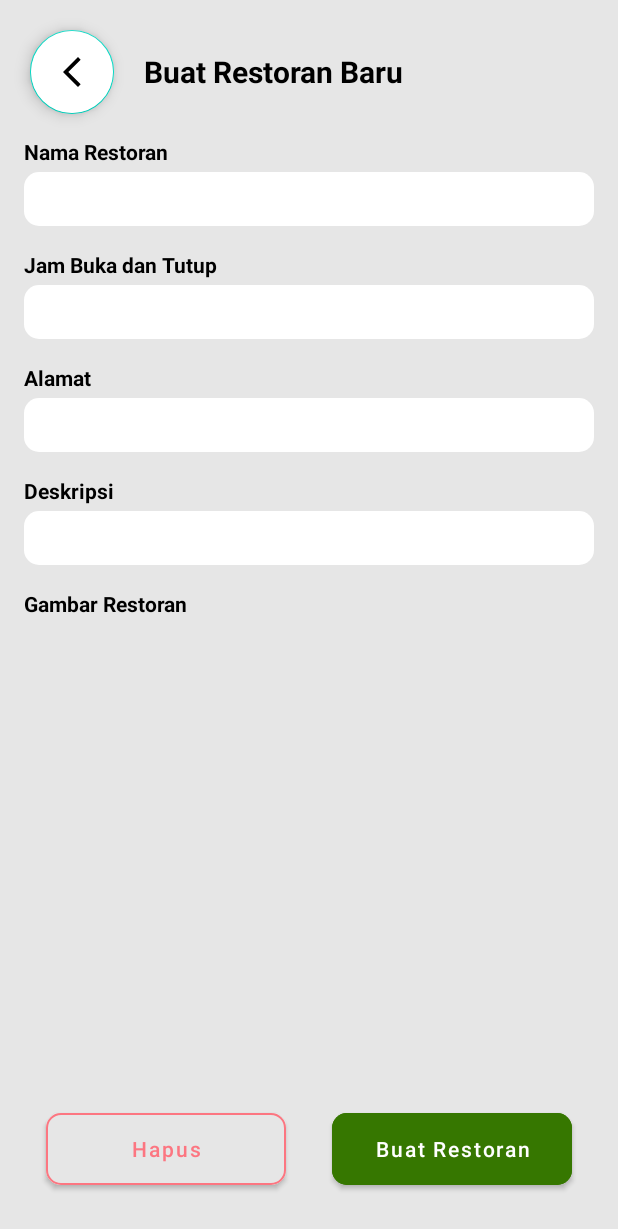
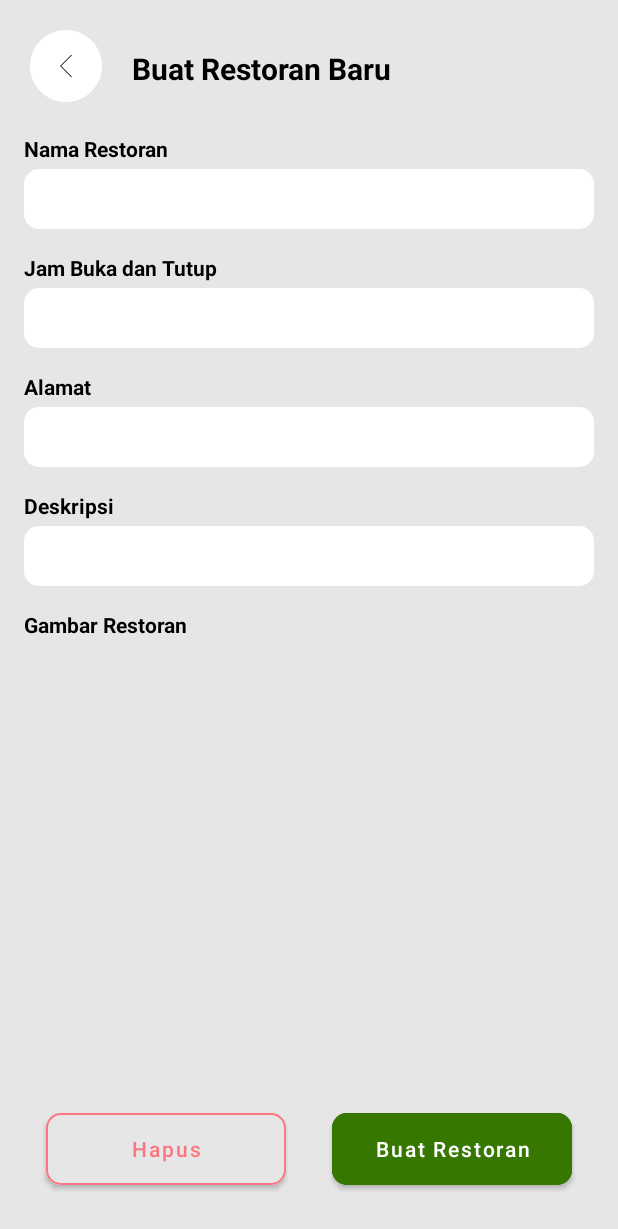
Before and after one commit to irfnhanif/restaurant-list-app, an Android app: the CreateRestaurant screen opened directly, with no data from a screen before it, on a phone screen of 412 x 824 dp. Shown: the top 1229 px of the screen. Run offline under Robolectric (Android 15) with nearby library versions, the phone set to English and light mode, and no system bars.

Commit message:
Slicing 2

```diff
--- a/app/src/main/java/com/pamgroup/restaurantlistapp/CreateRestaurant.java
+++ b/app/src/main/java/com/pamgroup/restaurantlistapp/CreateRestaurant.java
@@ -2,11 +2,13 @@ package com.pamgroup.restaurantlistapp;
 
 import androidx.appcompat.app.AppCompatActivity;
 
+import android.content.Intent;
 import android.os.Bundle;
 import android.text.TextUtils;
 import android.view.View;
 import android.widget.Button;
 import android.widget.EditText;
+import android.widget.ImageView;
 
 import com.pamgroup.restaurantlistapp.helper.RestaurantDatabase;
 import com.pamgroup.restaurantlistapp.model.Restaurant;
@@ -15,6 +17,7 @@ public class CreateRestaurant extends AppCompatActivity implements View.OnClickL
 
     private EditText etName, etAddress, etBusinessHour, etDescription;
     private Button btnCreate;
+    private ImageView btnBack;
     private Restaurant restaurant;
 
     @Override
@@ -27,12 +30,16 @@ public class CreateRestaurant extends AppCompatActivity implements View.OnClickL
         etBusinessHour = findViewById(R.id.etJamBukaTutup);
         etDescription = findViewById(R.id.etDeskripsi);
         btnCreate = findViewById(R.id.btnCreate);
+        btnBack = findViewById(R.id.btn_back);
 
         btnCreate.setOnClickListener(this);
+        btnBack.setOnClickListener(this);
     }
 
     @Override
     public void onClick(View view) {
+        switch (view.getId()){
+            case R.id.btnCreate:
                 String name = etName.getText().toString();
                 String address = etAddress.getText().toString();
                 String businessHour = etBusinessHour.getText().toString();
@@ -48,6 +55,11 @@ public class CreateRestaurant extends AppCompatActivity implements View.OnClickL
 
                 thread.start();
                 finish();
+                break;
+            case R.id.btn_back:
+                Intent intent = new Intent(this, MainActivity.class);
+                startActivity(intent);
+        }
     }
 
     private boolean validateForm(String name, String address, String businessHour, String description) {
--- a/app/src/main/res/drawable/detail_icon.xml
+++ b/app/src/main/res/drawable/detail_icon.xml
@@ -1,5 +1,5 @@
 <vector android:autoMirrored="true" android:height="24dp"
-    android:tint="#000000" android:viewportHeight="24"
+    android:tint="#FFFFFF" android:viewportHeight="24"
     android:viewportWidth="24" android:width="24dp" xmlns:android="http://schemas.android.com/apk/res/android">
     <path android:fillColor="@android:color/white" android:pathData="M6.23,20.23l1.77,1.77l10,-10l-10,-10l-1.77,1.77l8.23,8.23z"/>
 </vector>
--- a/app/src/main/res/drawable/shape_hero.xml
+++ /dev/null
@@ -1,5 +0,0 @@
-<?xml version="1.0" encoding="utf-8"?>
-<shape xmlns:android="http://schemas.android.com/apk/res/android">
-    <solid android:color="@color/white"></solid>
-    <corners android:bottomLeftRadius="30dp" android:bottomRightRadius="30dp"></corners>
-</shape>
--- a/app/src/main/res/layout/activity_create_restaurant.xml
+++ b/app/src/main/res/layout/activity_create_restaurant.xml
@@ -8,25 +8,23 @@
     tools:context=".CreateRestaurant">
 
 
-    <com.google.android.material.floatingactionbutton.FloatingActionButton
+    <ImageView
         android:id="@+id/btn_back"
-        android:layout_width="wrap_content"
-        android:layout_height="wrap_content"
+        android:layout_width="48dp"
+        android:layout_height="48dp"
         android:layout_marginStart="20dp"
         android:layout_marginTop="20dp"
-        android:backgroundTint="@color/white"
-        app:fabSize="normal"
         app:layout_anchorGravity="top|left"
         app:layout_constraintStart_toStartOf="parent"
         app:layout_constraintTop_toTopOf="parent"
-        app:srcCompat="@drawable/back_icon" />
+        app:srcCompat="@drawable/btn_back" />
 
     <TextView
         android:id="@+id/tvTitle"
         android:layout_width="wrap_content"
         android:layout_height="wrap_content"
         android:layout_marginStart="20dp"
-        android:layout_marginTop="34dp"
+        android:layout_marginTop="32dp"
         android:text="Buat Restoran Baru"
         android:textColor="#000000"
         android:textSize="20sp"
@@ -56,9 +54,9 @@
         <EditText
             android:id="@+id/etNamaRestoran"
             android:layout_width="380dp"
-            android:layout_height="36dp"
+            android:layout_height="40dp"
             android:background="@drawable/shape_input"
-            android:ems="14"
+            android:ems="10"
             android:inputType="textPersonName"
             android:padding="8dp" />
 
@@ -75,7 +73,7 @@
         <EditText
             android:id="@+id/etJamBukaTutup"
             android:layout_width="380dp"
-            android:layout_height="36dp"
+            android:layout_height="40dp"
             android:background="@drawable/shape_input"
             android:ems="10"
             android:inputType="textPersonName"
@@ -94,7 +92,7 @@
         <EditText
             android:id="@+id/etAlamat"
             android:layout_width="380dp"
-            android:layout_height="36dp"
+            android:layout_height="40dp"
             android:background="@drawable/shape_input"
             android:ems="10"
             android:inputType="textPersonName"
@@ -113,7 +111,7 @@
         <EditText
             android:id="@+id/etDeskripsi"
             android:layout_width="380dp"
-            android:layout_height="36dp"
+            android:layout_height="40dp"
             android:background="@drawable/shape_input"
             android:ems="10"
             android:gravity="start|top"
--- a/app/src/main/res/values-night/themes.xml
+++ b/app/src/main/res/values-night/themes.xml
@@ -3,7 +3,7 @@
     <style name="Theme.RestaurantListApp" parent="Theme.MaterialComponents.DayNight.DarkActionBar">
         <!-- Primary brand color. -->
         <item name="colorPrimary">@color/purple_200</item>
-        <item name="colorPrimaryVariant">@color/purple_700</item>
+        <item name="colorPrimaryVariant">@color/button_add</item>
         <item name="colorOnPrimary">@color/black</item>
         <!-- Secondary brand color. -->
         <item name="colorSecondary">@color/teal_200</item>
--- a/app/src/main/res/values/themes.xml
+++ b/app/src/main/res/values/themes.xml
@@ -3,7 +3,7 @@
     <style name="Theme.RestaurantListApp" parent="Theme.MaterialComponents.DayNight.NoActionBar">
         <!-- Primary brand color. -->
         <item name="colorPrimary">@color/purple_500</item>
-        <item name="colorPrimaryVariant">@color/purple_700</item>
+        <item name="colorPrimaryVariant">@color/button_add</item>
         <item name="colorOnPrimary">@color/white</item>
         <!-- Secondary brand color. -->
         <item name="colorSecondary">@color/teal_200</item>
```
Also changed, not shown: app/src/main/java/com/pamgroup/restaurantlistapp/MainActivity.java (+11 -6 lines), app/src/main/res/layout/activity_main.xml (+15 -12 lines), app/src/main/res/drawable/btn_back.png (added), app/src/main/res/drawable/hero_image.png (added), app/src/main/res/drawable/recycler_image.png (deleted). Lines whose indentation alone changed are shown as unchanged.
